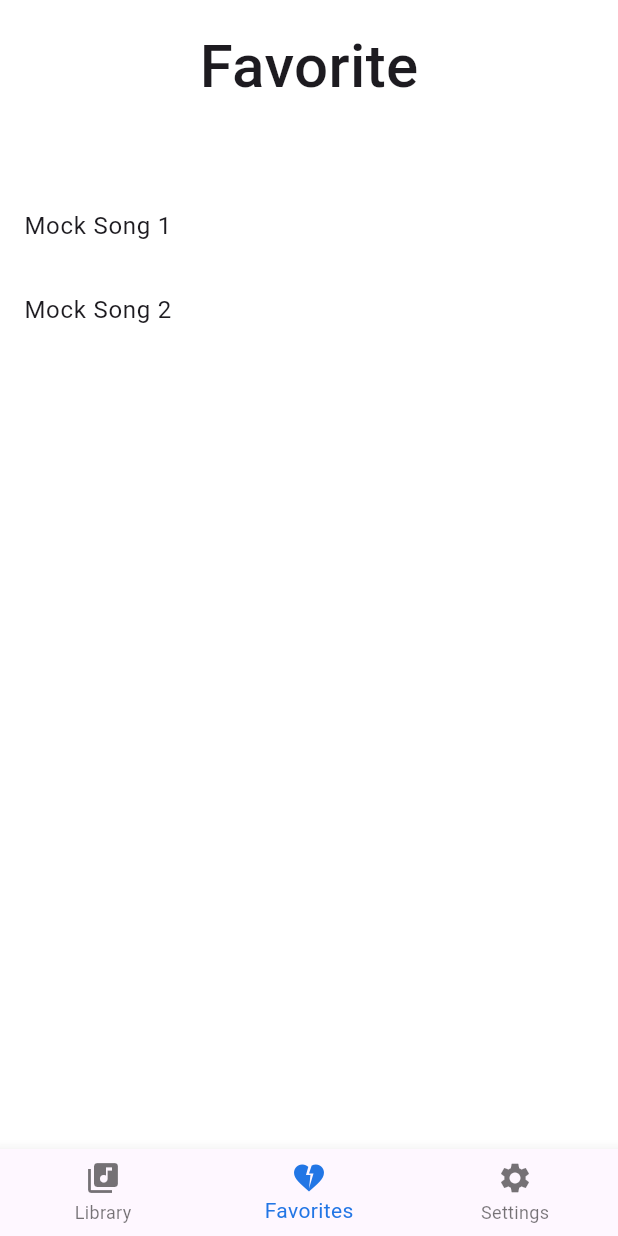
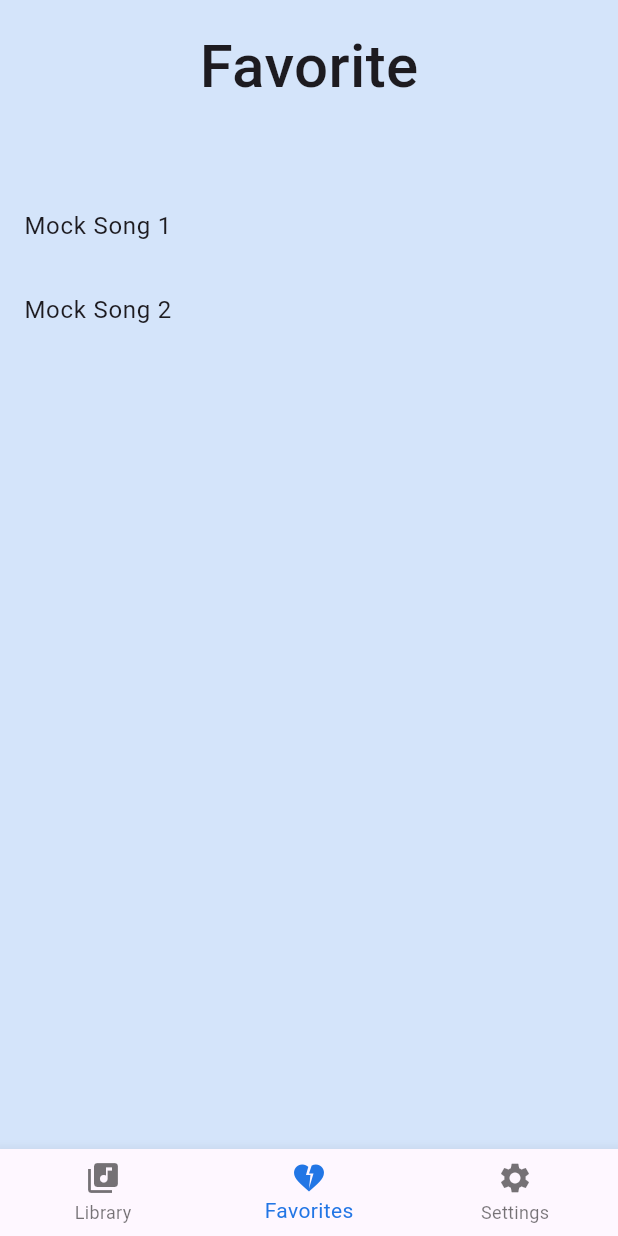
Before and after one commit to Chea-Ilong/W6---SMALL-HOMEWORK-2---Global-State-Reop-app-settings-, a Flutter app: the screen it shows after launch, on a phone screen of 412 x 824 dp. Run offline on Flutter 3.47's test engine with Material 3 defaults, Android fonts, the phone set to English and light mode, and no system bars; our stand-ins replace nested; Roboto replaces fonts that are missing (Eesti); statements that could not run were skipped.

Commit message:
Implement AppSettings: repository + state

```diff
--- /dev/null
+++ b/lib/data/repositories/settings/app_settings_repositories.dart
@@ -0,0 +1,6 @@
+import 'package:w6_homework_2/model/settings/app_settings.dart';
+
+abstract class AppSettingsRepository {
+  Future<AppSettings> load();
+  Future<void> save(AppSettings settings);
+}
--- a/lib/main_dev.dart
+++ b/lib/main_dev.dart
@@ -1,5 +1,6 @@
 import 'package:provider/provider.dart';
 import 'package:nested/nested.dart';
+import 'package:w6_homework_2/data/repositories/setting/app_settings_repository_mock.dart';
 
 import 'main_common.dart';
 import 'data/repositories/songs/song_repository.dart';
@@ -17,7 +18,10 @@ List<SingleChildWidget> get devProviders {
     ChangeNotifierProvider<PlayerState>(create: (_) => PlayerState()),
 
     // 3 - Inject the  app setting state
-    ChangeNotifierProvider<AppSettingsState>(create: (_) => AppSettingsState()),
+    ChangeNotifierProvider<AppSettingsState>(
+      create: (_) =>
+          AppSettingsState(repository: AppSettingsRepositoryMock())..init(),
+    ),
   ];
 }
 
--- a/lib/ui/screens/favorite/favorite_screen.dart
+++ b/lib/ui/screens/favorite/favorite_screen.dart
@@ -5,6 +5,8 @@ import '../../../data/repositories/songs/song_repository.dart';
 import '../../../model/songs/song.dart';
 import '../../states/player_state.dart';
 import '../../theme/theme.dart';
+import '../../states/settings_state.dart';
+
 
 class FavoriteScreen extends StatelessWidget {
   const FavoriteScreen({super.key});
@@ -12,6 +14,9 @@ class FavoriteScreen extends StatelessWidget {
 
   @override
   Widget build(BuildContext context) {
+
+    final themeColor = context.watch<AppSettingsState>().theme;
+
     // 1- Read the globbal song repository
     SongRepository songRepository = context.read<SongRepository>();
     List<Song> songs = songRepository.fetchSongs();
@@ -20,7 +25,7 @@ class FavoriteScreen extends StatelessWidget {
     PlayerState playerState = context.read<PlayerState>();
 
     return Container(
-
+      color: themeColor.backgroundColor,
       child: Column(
         crossAxisAlignment: CrossAxisAlignment.center,
         children: [
--- a/lib/ui/states/settings_state.dart
+++ b/lib/ui/states/settings_state.dart
@@ -1,15 +1,19 @@
 import 'package:flutter/widgets.dart';
+import 'package:w6_homework_2/data/repositories/setting/app_setting_repository.dart';
 
 import '../../model/settings/app_settings.dart';
 
 class AppSettingsState extends ChangeNotifier {
+  AppSettings? _appSettings;
+  final AppSettingsRepository _repository;
 
-  AppSettings? _appSettings;
-
-  AppSettingsState();
+  AppSettingsState({required AppSettingsRepository repository})
+      : _repository = repository;
 
   Future<void> init() async {
     // Might be used to load data from repository
+    _appSettings = await _repository.load();
+    notifyListeners();
   }
 
   ThemeColor get theme => _appSettings?.themeColor ?? ThemeColor.blue;
@@ -17,7 +21,7 @@ class AppSettingsState extends ChangeNotifier {
   Future<void> changeTheme(ThemeColor themeColor) async {
     if (_appSettings == null) return;
     _appSettings = _appSettings!.copyWith(themeColor: themeColor);
-
+    await _repository.save(_appSettings!);
     notifyListeners();
   }
 }
```
Also changed, not shown: lib/data/repositories/settings/app_settings_repository_mock.dart (added, +16 -0 lines), lib/ui/screens/library/library_screen.dart (+10 -5 lines), lib/ui/screens/settings/settings_screen.dart (+6 -3 lines).
